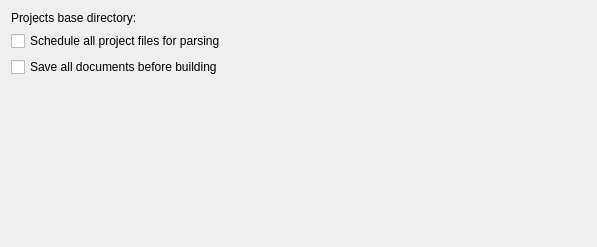
This is shell/settings/projectpreferences.ui in KDE/kdevelop as Qt 5 draws it before an edit. The edited form follows.
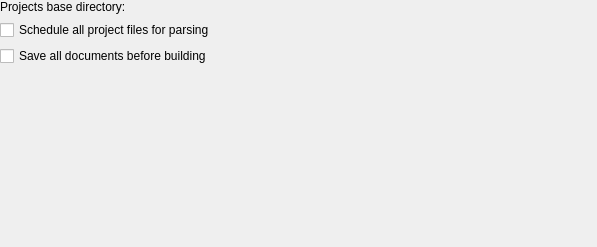
This is the edited form. Custom widgets are drawn as their Qt base class.

Commit message: Remove additional margin around setting pages

What changed in the file:
```diff
--- a/shell/settings/projectpreferences.ui
+++ b/shell/settings/projectpreferences.ui
@@ -11,6 +11,9 @@
    </rect>
   </property>
   <layout class="QVBoxLayout" name="verticalLayout">
+   <property name="margin">
+    <number>0</number>
+   </property>
    <item>
     <layout class="QHBoxLayout" name="horizontalLayout_3">
      <item>
```
The commit also changes 10 other files.
